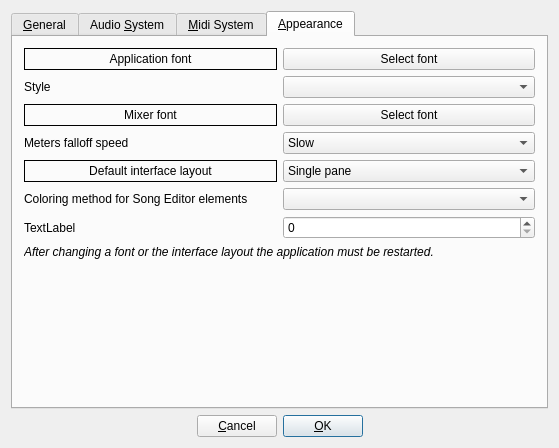
This is src/gui/src/UI/PreferencesDialog_UI.ui in hydrogen-music/hydrogen as Qt 5 draws it before an edit. The edited form follows.
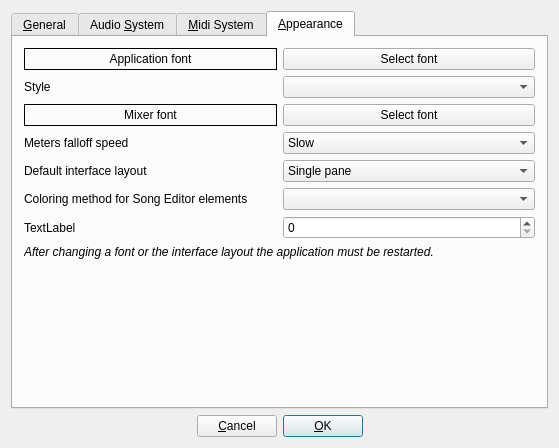
This is the edited form. The open tabs and pages were chosen to show the change. Custom widgets are drawn as their Qt base class.

Commit message: Preferences Dialog: Removed frame from Default Layout option

The edit to the form file:
```diff
--- a/src/gui/src/UI/PreferencesDialog_UI.ui
+++ b/src/gui/src/UI/PreferencesDialog_UI.ui
@@ -835,6 +835,9 @@
            <property name="frameShape">
             <enum>QFrame::Box</enum>
            </property>
+           <property name="lineWidth">
+            <number>0</number>
+           </property>
            <property name="midLineWidth">
             <number>0</number>
            </property>
@@ -842,7 +845,7 @@
             <string>Default interface layout</string>
            </property>
            <property name="alignment">
-            <set>Qt::AlignCenter</set>
+            <set>Qt::AlignLeading|Qt::AlignLeft|Qt::AlignVCenter</set>
            </property>
            <property name="margin">
             <number>0</number>
```
Left out of the diff: 2 changed lines with no effect on the pictures.
